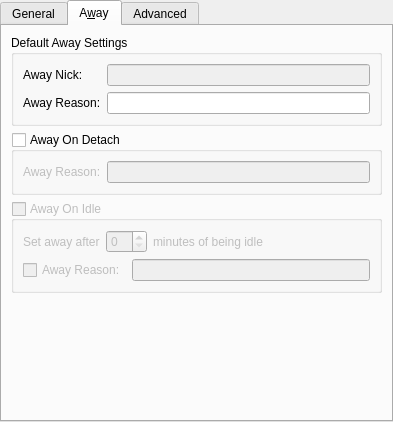
Qt form src/qtui/settingspages/identityeditwidget.ui (quassel/quassel) before a commit.
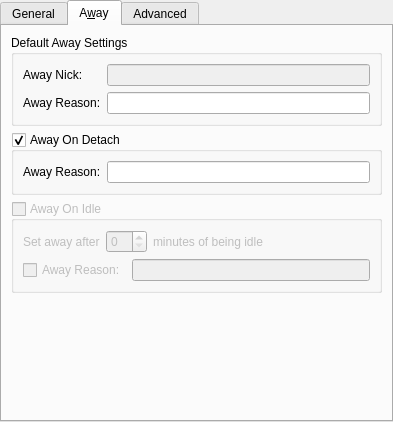
The same form after that commit. The open tabs and pages were chosen to show the change. Icons and pictures are not drawn.

Commit message:
common: Default Away on Detach for new identities
Change default for newly created identities to enable Detach on Away.
This more closely follows other modern chat networks, and can always
be disabled.

Diff of the .ui file:
```diff
--- a/src/qtui/settingspages/identityeditwidget.ui
+++ b/src/qtui/settingspages/identityeditwidget.ui
@@ -286,7 +286,7 @@
           <bool>true</bool>
          </property>
          <property name="checked">
-          <bool>false</bool>
+          <bool>true</bool>
          </property>
          <layout class="QVBoxLayout" name="verticalLayout">
           <item>
```
The commit also changes 1 other file.
